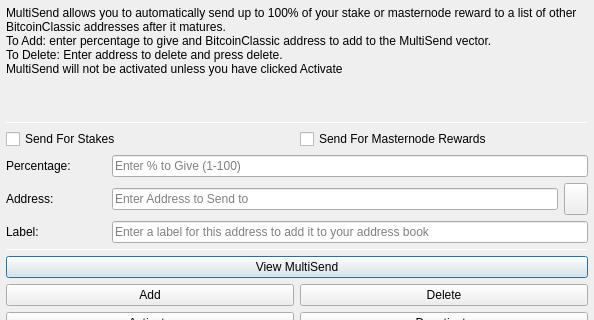
This is src/qt/forms/multisenddialog.ui in wazzlecoin/core as Qt 5 draws it before an edit; both pictures show x 0 to 594 and y 0 to 320 of the 594 by 526 pixel window. The edited form follows.
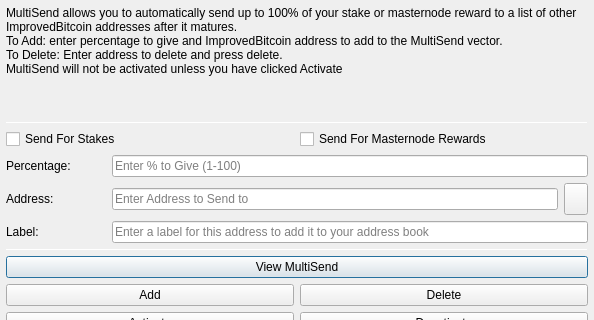
This is the edited form. Icons and pictures are not drawn.

Diff of the .ui file:
```diff
--- a/src/qt/forms/multisenddialog.ui
+++ b/src/qt/forms/multisenddialog.ui
@@ -28,8 +28,8 @@
         <number>1</number>
        </property>
        <property name="text">
-        <string>MultiSend allows you to automatically send up to 100% of your stake or masternode reward to a list of other BitcoinClassic addresses after it matures.
-To Add: enter percentage to give and BitcoinClassic address to add to the MultiSend vector.
+        <string>MultiSend allows you to automatically send up to 100% of your stake or masternode reward to a list of other ImprovedBitcoin addresses after it matures.
+To Add: enter percentage to give and ImprovedBitcoin address to add to the MultiSend vector.
 To Delete: Enter address to delete and press delete.
 MultiSend will not be activated unless you have clicked Activate</string>
        </property>
```
